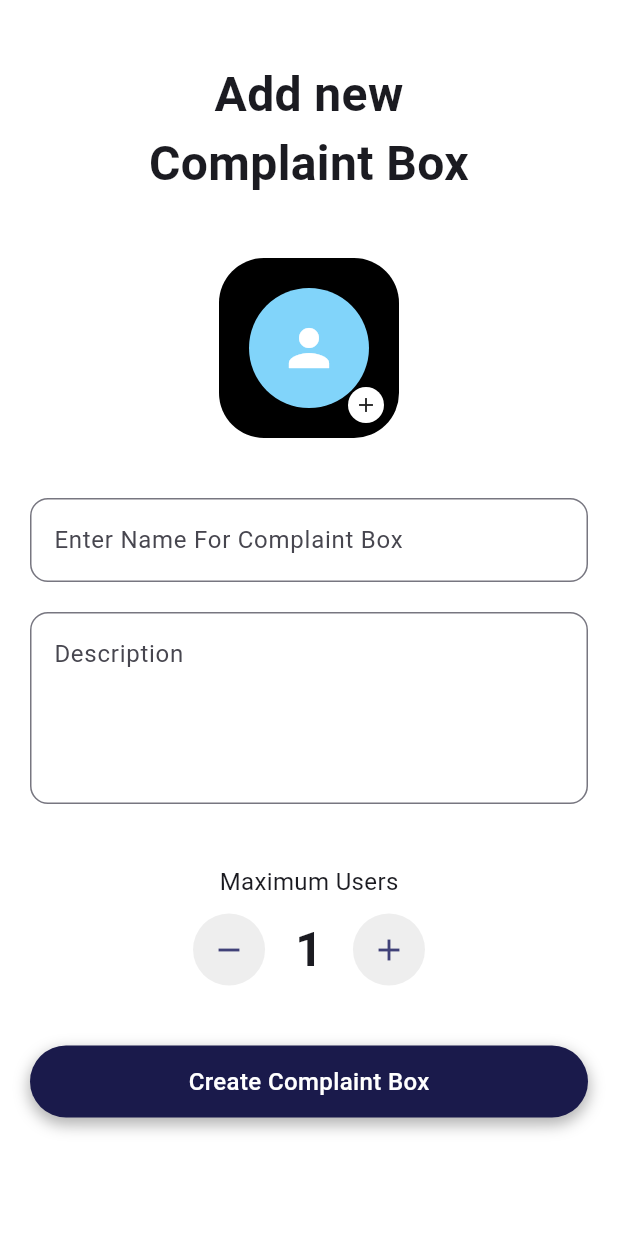
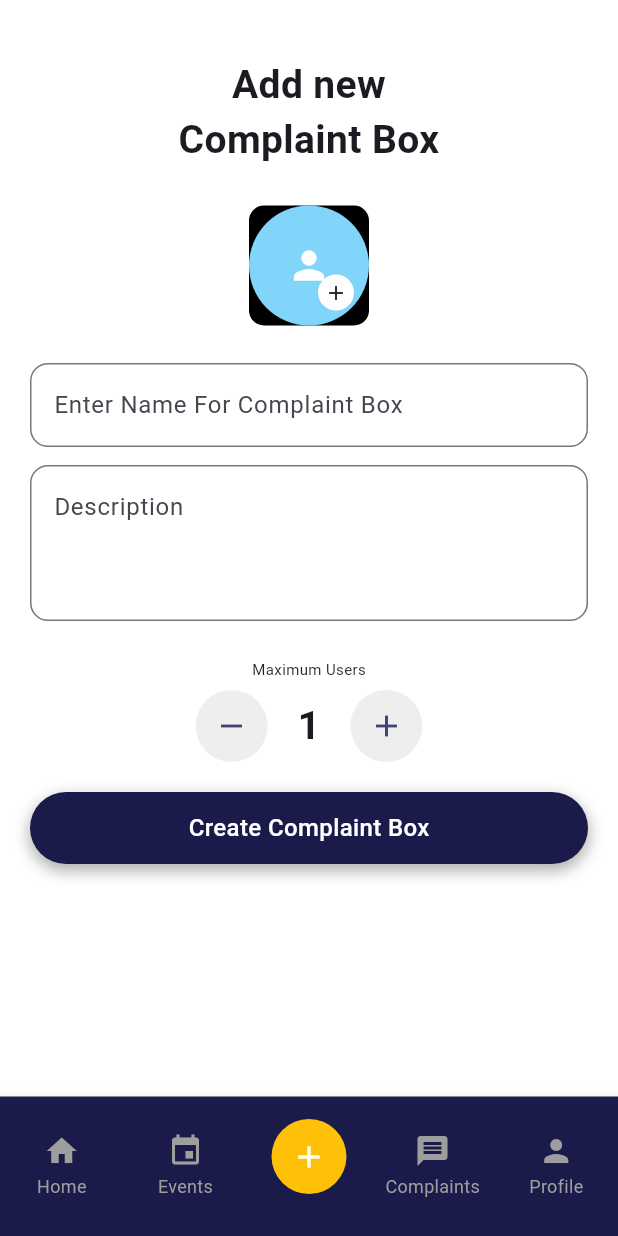
Before and after one commit to AbdulWahab100203/rcet_complaint, a Flutter app: the AddComplaintBox screen opened by its route, on a phone screen of 412 x 824 dp. Run offline on Flutter 3.47's test engine with Material 3 defaults, Android fonts, the phone set to English and light mode, and no system bars.

Commit message:
main chanes of the add complaint

```diff
--- a/lib/screens/dashboard/add_complaint_box.dart
+++ b/lib/screens/dashboard/add_complaint_box.dart
@@ -1,6 +1,7 @@
 import 'package:flutter/material.dart';
 import '../../routes/app_routes.dart';
 import '../../widgets/primary_button.dart';
+import '../../widgets/custom_bottom_bar.dart';
 
 class AddComplaintBox extends StatefulWidget {
   const AddComplaintBox({super.key});
@@ -13,13 +14,7 @@ class _AddComplaintBoxState extends State<AddComplaintBox> {
   final TextEditingController _nameController = TextEditingController();
   final TextEditingController _descriptionController = TextEditingController();
   int _maxUsers = 1;
-
-  @override
-  void dispose() {
-    _nameController.dispose();
-    _descriptionController.dispose();
-    super.dispose();
-  }
+  int _selectedIndex = 2; // Events tab is selected
 
   @override
   Widget build(BuildContext context) {
@@ -31,22 +26,22 @@ class _AddComplaintBoxState extends State<AddComplaintBox> {
           child: Column(
             crossAxisAlignment: CrossAxisAlignment.center,
             children: [
-              const SizedBox(height: 20),
+              const SizedBox(height: 18),
               const Text(
                 'Add new\nComplaint Box',
                 textAlign: TextAlign.center,
                 style: TextStyle(
-                  fontSize: 32,
+                  fontSize: 26,
                   fontWeight: FontWeight.bold,
                 ),
               ),
-              const SizedBox(height: 40),
+              const SizedBox(height: 25),
               Container(
-                width: 120,
-                height: 120,
+                width: 80,
+                height: 80,
                 decoration: BoxDecoration(
                   color: Colors.black,
-                  borderRadius: BorderRadius.circular(30),
+                  borderRadius: BorderRadius.circular(10),
                 ),
                 child: Stack(
                   children: [
@@ -56,7 +51,7 @@ class _AddComplaintBoxState extends State<AddComplaintBox> {
                         backgroundColor: Colors.lightBlue[200],
                         child: const Icon(
                           Icons.person,
-                          size: 40,
+                          size: 30,
                           color: Colors.white,
                         ),
                       ),
@@ -76,7 +71,7 @@ class _AddComplaintBoxState extends State<AddComplaintBox> {
                   ],
                 ),
               ),
-              const SizedBox(height: 40),
+              const SizedBox(height: 25),
               TextField(
                 controller: _nameController,
                 decoration: InputDecoration(
@@ -86,10 +81,10 @@ class _AddComplaintBoxState extends State<AddComplaintBox> {
                   ),
                 ),
               ),
-              const SizedBox(height: 20),
+              const SizedBox(height: 12),
               TextField(
                 controller: _descriptionController,
-                maxLines: 4,
+                maxLines: 3,
                 decoration: InputDecoration(
                   labelText: 'Description',
                   alignLabelWithHint: true,
@@ -98,12 +93,12 @@ class _AddComplaintBoxState extends State<AddComplaintBox> {
                   ),
                 ),
               ),
-              const SizedBox(height: 40),
+              const SizedBox(height: 25),
               const Text(
                 'Maximum Users',
-                style: TextStyle(fontSize: 16),
+                style: TextStyle(fontSize: 10),
               ),
-              const SizedBox(height: 10),
+              const SizedBox(height: 7),
               Row(
                 mainAxisAlignment: MainAxisAlignment.center,
                 children: [
@@ -126,7 +121,7 @@ class _AddComplaintBoxState extends State<AddComplaintBox> {
                     child: Text(
                       '$_maxUsers',
                       style: const TextStyle(
-                        fontSize: 32,
+                        fontSize: 26,
                         fontWeight: FontWeight.bold,
                       ),
                     ),
@@ -145,7 +140,7 @@ class _AddComplaintBoxState extends State<AddComplaintBox> {
                   ),
                 ],
               ),
-              const SizedBox(height: 40),
+              const SizedBox(height: 20),
               PrimaryButton(
                 text: 'Create Complaint Box',
                 onPressed: () {
@@ -157,6 +152,32 @@ class _AddComplaintBoxState extends State<AddComplaintBox> {
           ),
         ),
       ),
+      bottomNavigationBar: CustomBottomBar(
+        selectedIndex: _selectedIndex,
+        onTap: (index) {
+          setState(() {
+            _selectedIndex = index;
+          });
+          // Handle navigation based on index
+          switch (index) {
+            case 0: // Home
+              Navigator.pushReplacementNamed(context, AppRoutes.mainDashboard);
+              break;
+            case 1: // Events
+              break; // Already on events
+            case 2: // Events
+              Navigator.pushReplacementNamed(
+                  context, AppRoutes.addComplaintBox);
+              break; // Already on events
+            case 3: // Complaints
+              Navigator.pushReplacementNamed(context, AppRoutes.complaintbox);
+              break;
+            case 4: // Profile
+              Navigator.pushReplacementNamed(context, AppRoutes.setting);
+              break;
+          }
+        },
+      ),
     );
   }
 }
--- a/lib/screens/dashboard/edit_profile.dart
+++ b/lib/screens/dashboard/edit_profile.dart
@@ -27,9 +27,9 @@ class EditProfileScreen extends StatelessWidget {
           padding: const EdgeInsets.symmetric(horizontal: 20, vertical: 20),
           child: Column(
             children: const [
-              ProfilePicture(), // Using custom Profile Picture widget
+              ProfilePicture(),
               SizedBox(height: 25),
-              CustomTextField(label: "Username", hintText: "Faiqa Farooq"),
+              CustomTextField(label: "Username", hintText: "Asfand"),
               CustomTextField(
                   label: "Password", hintText: "**********", isPassword: true),
               CustomTextField(label: "Phone", hintText: "+92-300 268 6600"),
```
Also changed, not shown: lib/screens/dashboard/complaint_box.dart (+10 -10 lines), lib/screens/dashboard/main_dashboard_screen.dart (+7 -9 lines), lib/screens/dashboard/report_problem.dart (+4 -19 lines), 4 other files.
